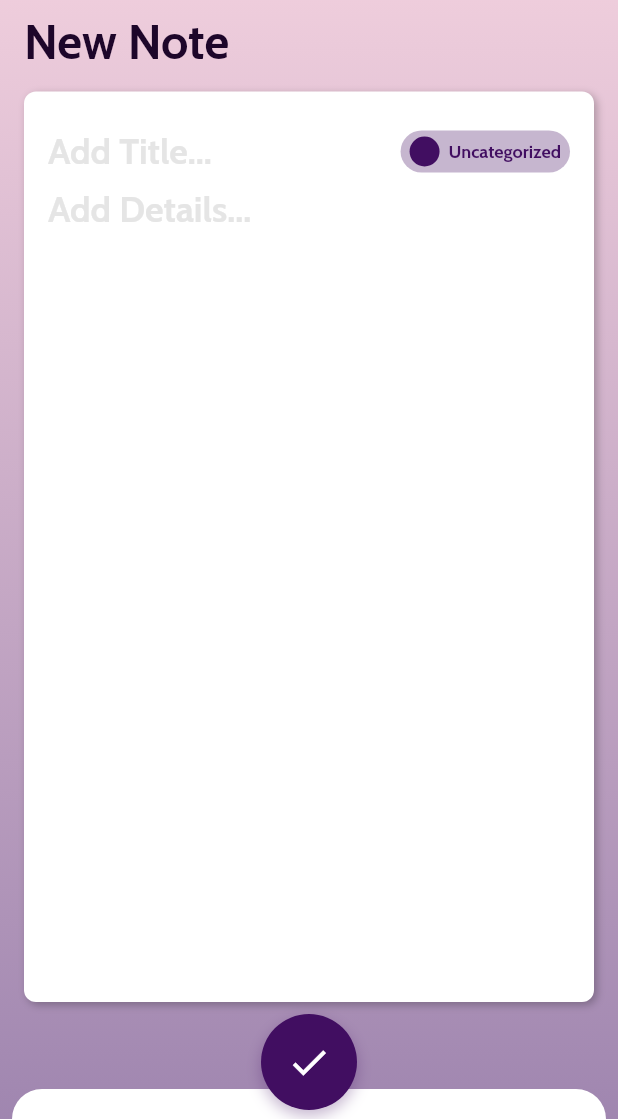
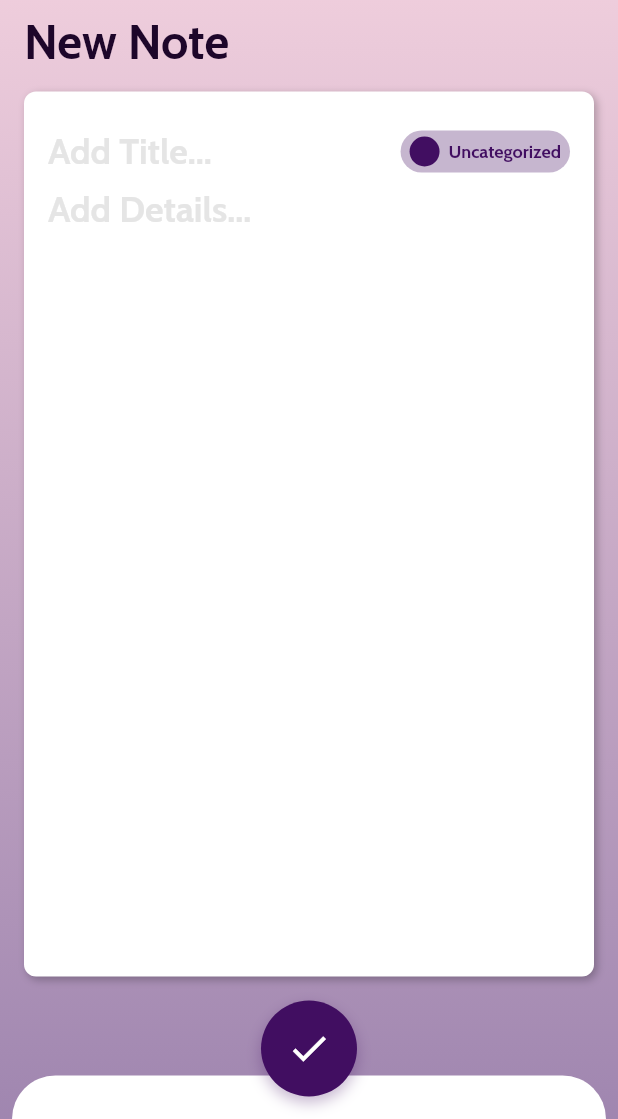
Before and after one commit to jabguru/iJot, a Flutter app: the SingleNote screen opened directly, on a phone screen of 412 x 824 dp, the part 117-1236 px from its top. Run offline on Flutter 3.47's test engine with Material 2 defaults, Android fonts, the phone set to English and light mode, and no system bars; our stand-ins replace cloud_firestore, easy_localization, firebase_auth, firebase_core, flushbar, flutter_spinkit and 4 more; accounts and stored records are empty; generated files the repository leaves out were written again; project files that could hold a hidden picture were left out.

Commit message:
some fixes

```diff
--- a/lib/methods/hive.dart
+++ b/lib/methods/hive.dart
@@ -12,6 +12,10 @@ class HiveMethods {
         await path_provider.getApplicationDocumentsDirectory();
     Hive.init(appDocumentDir.path);
     Hive.registerAdapter(NoteAdapter());
+    await openBoxes();
+  }
+
+  Future openBoxes() async {
     await Hive.openBox('user');
     await Hive.openBox<Note>(
       'notes',
--- a/lib/screens/notes.dart
+++ b/lib/screens/notes.dart
@@ -73,10 +73,4 @@ class _NotesState extends State<Notes> {
       },
     );
   }
-
-  @override
-  void dispose() {
-    Hive.close();
-    super.dispose();
-  }
 }
--- a/lib/widgets/custom_scaffold.dart
+++ b/lib/widgets/custom_scaffold.dart
@@ -98,7 +98,7 @@ class _CustomScaffoldState extends State<CustomScaffold> {
                                       child: FlatButton(
                                         onPressed: () async {
                                           await userBox.clear();
-                                          Navigator.push(
+                                          Navigator.pushReplacement(
                                               context,
                                               MaterialPageRoute(
                                                   builder: (context) =>
@@ -145,6 +145,7 @@ class _CustomScaffoldState extends State<CustomScaffold> {
                       )
                     : SizedBox.shrink(),
                 Expanded(child: widget.child),
+                SizedBox(height: 8.0),
                 widget.hasBottomBars
                     ? Stack(
                         alignment: Alignment.center,
@@ -153,7 +154,7 @@ class _CustomScaffoldState extends State<CustomScaffold> {
                             padding: const EdgeInsets.only(top: 50.0),
                             child: Container(
                               margin: EdgeInsets.symmetric(horizontal: 8.0),
-                              height: 20.0,
+                              height: 29.0,
                               decoration: BoxDecoration(
                                 color: Colors.white,
                                 borderRadius: BorderRadius.only(
@@ -165,7 +166,7 @@ class _CustomScaffoldState extends State<CustomScaffold> {
                           ),
                           AnimatedPositioned(
                             duration: Duration(milliseconds: 700),
-                            bottom: notAnimated ? 1.0 : 6.0,
+                            bottom: notAnimated ? 1.0 : 15.0,
                             curve: Curves.bounceInOut,
                             child: GestureDetector(
                               onTap: widget.onTap,
```
Also changed, not shown: lib/screens/login.dart (+9 -5 lines), 2 other files.
